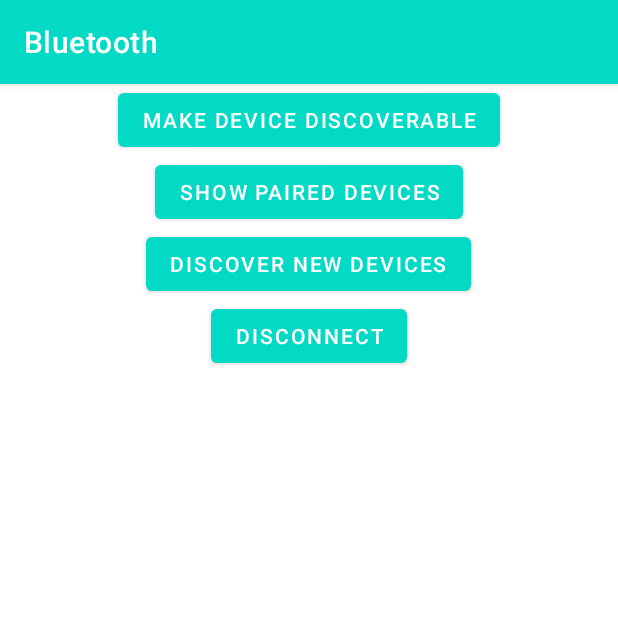
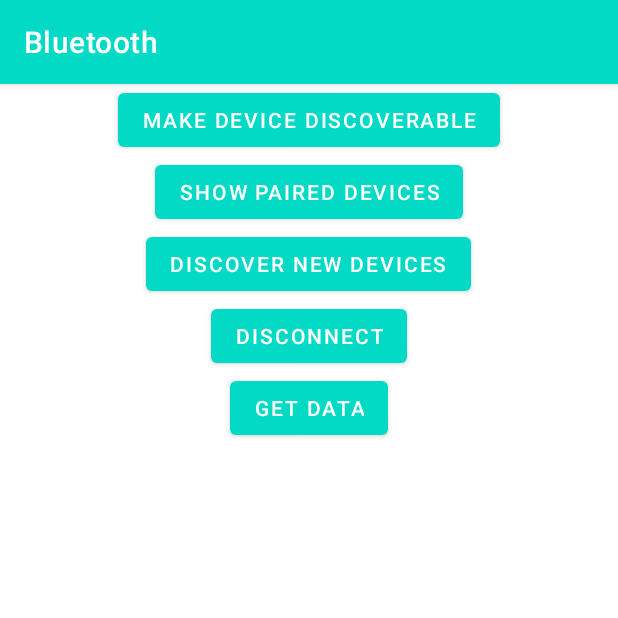
Before and after one commit to dominiklandl/HealthApp, an Android app: the BluetoothLeActivity screen opened directly, with no data from a screen before it, on a phone screen of 412 x 824 dp, the top half of it. Run offline under Robolectric (Android 15) with nearby library versions, the phone set to English and light mode, and no system bars; 4 statements that could not run were skipped.

Commit message:
Kleine Veränderungen
Nicht relevant -nur gepusht um SharedPreferences pullen zu können

```diff
--- a/app/src/main/java/com/healthapp/BluetoothLeActivity.java
+++ b/app/src/main/java/com/healthapp/BluetoothLeActivity.java
@@ -59,6 +59,8 @@ public class BluetoothLeActivity extends AppCompatActivity {
     private final static int REQUEST_ENABLE_BT = 1;
 
     private BluetoothLeService bluetoothService = new BluetoothLeService();
+    private PulsActivity pulsActivity = new PulsActivity();
+    private TemperaturActivity tempActivity = new TemperaturActivity();
     private String deviceAddress;
     boolean connected;
 
@@ -66,8 +68,11 @@ public class BluetoothLeActivity extends AppCompatActivity {
     private Button mListPairedDevicesBtn;
     private Button mDiscoverBtn;
     private Button mDisconnect;
+    private Button mGetData;
     private ListView mDevicesListView;
 
+    private int temp;
+    private int puls;
     protected ArrayAdapter<String> mBTArrayAdapter;
     private BluetoothAdapter mBTAdapter = null;
     private BluetoothLeScanner mScanner;
@@ -75,7 +80,6 @@ public class BluetoothLeActivity extends AppCompatActivity {
     private BluetoothFragment bluetoothFragment;
     private ArrayList<ArrayList<BluetoothGattCharacteristic>> GattCharacteristics =
             new ArrayList<ArrayList<BluetoothGattCharacteristic>>();
-
 
     private Handler mHandler = new Handler();
     private boolean scanning;
@@ -88,7 +92,7 @@ public class BluetoothLeActivity extends AppCompatActivity {
             BluetoothDevice device = result.getDevice();
             mBTArrayAdapter.add(device.getName() + "\n" + device.getAddress());
             mBTArrayAdapter.notifyDataSetChanged();
-            stopScan();
+            //stopScan();
         }
 
         @Override
@@ -119,6 +123,7 @@ public class BluetoothLeActivity extends AppCompatActivity {
         mDiscoverBtn = (Button) findViewById(R.id.btn_discover_dvc);
         mDisconnect = (Button) findViewById(R.id.btn_disconnect);
         mDevicesListView = (ListView) findViewById(R.id.lv_devicelist);
+        mGetData = (Button) findViewById(R.id.btn_getData);
 
         System.out.println("onCreate called");
 
@@ -198,6 +203,17 @@ public class BluetoothLeActivity extends AppCompatActivity {
                     Toast.makeText(getApplicationContext(), "Disonnected", Toast.LENGTH_SHORT).show();
                 }
             });
+            mGetData.setOnClickListener(new View.OnClickListener() {
+                @Override
+                public void onClick(View view) {
+                    byte[] data = bluetoothService.getCharacteristics();
+                    tempActivity.setTemp(data[0]);
+                    pulsActivity.setPuls(data[1]);
+                    System.out.println("Temp: "+data[0]);
+                    System.out.println("Puls: "+data[1]);
+                    Toast.makeText(getApplicationContext(), "Werte übertragen", Toast.LENGTH_SHORT).show();
+                }
+            });
         }
     }
 
@@ -237,6 +253,7 @@ public class BluetoothLeActivity extends AppCompatActivity {
     }
 
     protected void discover(){
+        Toast.makeText(getApplicationContext(),"Start Scan",Toast.LENGTH_SHORT).show();
         ScanFilter filter = new ScanFilter.Builder().setDeviceName(null).build();
         ArrayList<ScanFilter> filters = new ArrayList<ScanFilter>();
         filters.add(filter);
@@ -353,6 +370,7 @@ public class BluetoothLeActivity extends AppCompatActivity {
     private AdapterView.OnItemClickListener mDeviceClickListener = new AdapterView.OnItemClickListener() {
         @Override
         public void onItemClick(AdapterView<?> adapterView, View view, int i, long l) {
+            stopScan();
             String info = ((TextView) view).getText().toString();
             deviceAddress = info.substring(info.length() - 17);
             stopScan();
--- a/app/src/main/res/layout/fragment_bluetooth.xml
+++ b/app/src/main/res/layout/fragment_bluetooth.xml
@@ -38,7 +38,7 @@
         android:layout_width="match_parent"
         android:layout_centerHorizontal="true"
         android:layout_height="200dp"
-        android:layout_below="@id/btn_disconnect"
+        android:layout_below="@id/btn_getData"
         android:id="@+id/lv_devicelist"/>
 
     <Button
@@ -49,5 +49,13 @@
         android:text="Disconnect"
         android:layout_below="@id/btn_discover_dvc"/>
 
+        <Button
+            android:id="@+id/btn_getData"
+            android:layout_width="wrap_content"
+            android:layout_height="wrap_content"
+            android:layout_centerHorizontal="true"
+            android:text="Get Data"
+            android:layout_below="@id/btn_disconnect"/>
+
     </RelativeLayout>
 </FrameLayout>
```
Also changed, not shown: app/src/main/java/com/healthapp/PulsActivity.java (+7 -4 lines), app/src/main/java/com/healthapp/TemperaturActivity.java (+8 -4 lines).
